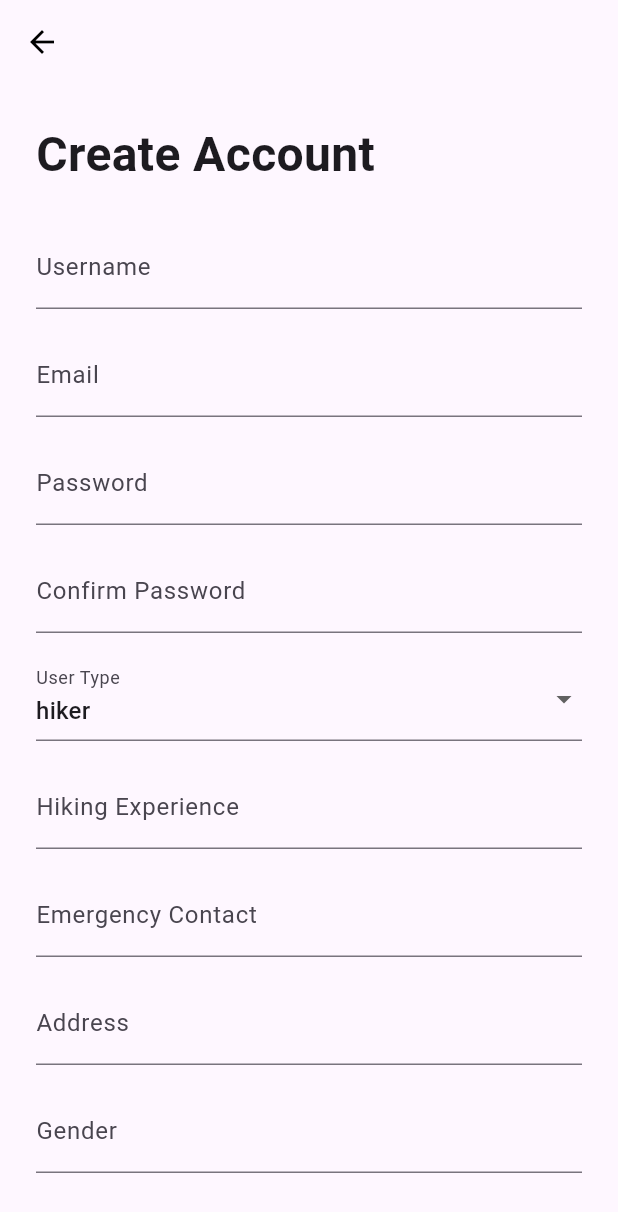
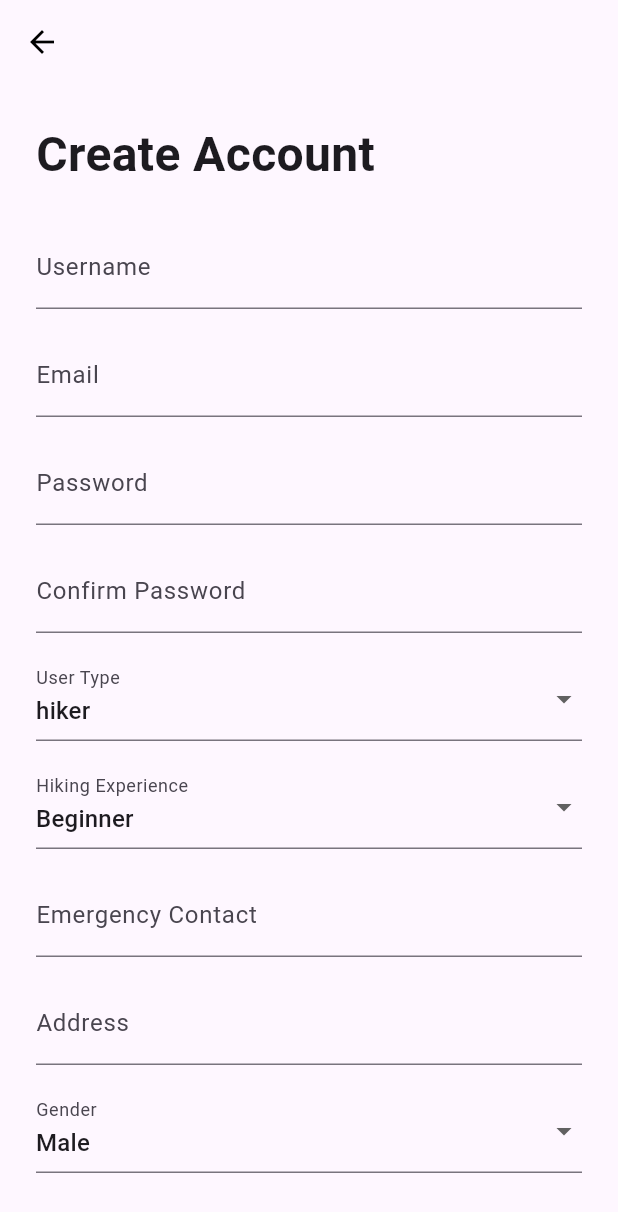
Before and after one commit to Prxshxn/Trialblaze, a Flutter app: the RegisterPage screen opened by its route, on a phone screen of 412 x 824 dp. Shown: the top 1212 px of the screen. Run offline on Flutter 3.47's test engine with Material 3 defaults, Android fonts, the phone set to English and light mode, and no system bars; our stand-ins replace email_validator, flutter_dotenv, fluttertoast, geolocator, shared_preferences, supabase_flutter; missing offline and left inert: mapbox_maps_flutter; accounts and stored records are empty.

Commit message:
added a dropdown to register page

```diff
--- a/lib/pages/register_page.dart
+++ b/lib/pages/register_page.dart
@@ -5,6 +5,8 @@ import 'package:createtrial/utils/validation_utils.dart';
 import 'package:createtrial/utils/toast_utils.dart';
 
 enum UserType { hiker, responder }
+enum HikingExperience { beginner, intermediate, expert }
+enum Gender { male, female }
 
 class RegisterPage extends StatefulWidget {
   const RegisterPage({super.key});
@@ -19,15 +21,36 @@ class _RegisterPageState extends State<RegisterPage> {
   final _emailController = TextEditingController();
   final _passwordController = TextEditingController();
   final _confirmPasswordController = TextEditingController();
-  final _hikingExperienceController = TextEditingController();
   final _emergencyContactController = TextEditingController();
   final _addressController = TextEditingController();
-  final _genderController = TextEditingController();
   final _ageController = TextEditingController();
   final _responderTypeController = TextEditingController();
   final _locationController = TextEditingController();
+
   UserType _userType = UserType.hiker;
+  HikingExperience _hikingExperience = HikingExperience.beginner;
+  Gender _gender = Gender.male;
   bool _isLoading = false;
+
+  String _getHikingExperienceString() {
+    switch (_hikingExperience) {
+      case HikingExperience.beginner:
+        return 'Beginner';
+      case HikingExperience.intermediate:
+        return 'Intermediate';
+      case HikingExperience.expert:
+        return 'Expert';
+    }
+  }
+
+  String _getGenderString() {
+    switch (_gender) {
+      case Gender.male:
+        return 'Male';
+      case Gender.female:
+        return 'Female';
+    }
+  }
 
   Future<void> _register() async {
     if (!_formKey.currentState!.validate()) {
@@ -54,10 +77,10 @@ class _RegisterPageState extends State<RegisterPage> {
               'email': _emailController.text,
               'username': _usernameController.text,
               'password': _passwordController.text,
-              'hikingExperience': _hikingExperienceController.text,
+              'hikingExperience': _getHikingExperienceString(),
               'emergencyContact': _emergencyContactController.text,
               'address': _addressController.text,
-              'gender': _genderController.text,
+              'gender': _getGenderString(),
               'age': int.parse(_ageController.text),
             }
           : {
@@ -179,15 +202,23 @@ class _RegisterPageState extends State<RegisterPage> {
                   ),
                   const SizedBox(height: 16),
                   if (_userType == UserType.hiker) ...[
-                    TextFormField(
-                      controller: _hikingExperienceController,
-                      decoration:
-                          const InputDecoration(labelText: 'Hiking Experience'),
-                      validator: ValidationUtils.validateHikingExperience,
-                      autovalidateMode: AutovalidateMode.onUserInteraction,
-                      textInputAction: TextInputAction.next,
-                      onEditingComplete: () =>
-                          FocusScope.of(context).nextFocus(),
+                    DropdownButtonFormField<HikingExperience>(
+                      value: _hikingExperience,
+                      onChanged: (HikingExperience? newValue) {
+                        setState(() {
+                          _hikingExperience = newValue!;
+                        });
+                      },
+                      items: HikingExperience.values.map((HikingExperience experience) {
+                        String displayText = experience.toString().split('.').last;
+                        // Capitalize first letter
+                        displayText = displayText[0].toUpperCase() + displayText.substring(1);
+                        return DropdownMenuItem<HikingExperience>(
+                          value: experience,
+                          child: Text(displayText),
+                        );
+                      }).toList(),
+                      decoration: const InputDecoration(labelText: 'Hiking Experience'),
                     ),
                     const SizedBox(height: 16),
                     TextFormField(
@@ -212,14 +243,23 @@ class _RegisterPageState extends State<RegisterPage> {
                           FocusScope.of(context).nextFocus(),
                     ),
                     const SizedBox(height: 16),
-                    TextFormField(
-                      controller: _genderController,
+                    DropdownButtonFormField<Gender>(
+                      value: _gender,
+                      onChanged: (Gender? newValue) {
+                        setState(() {
+                          _gender = newValue!;
+                        });
+                      },
+                      items: Gender.values.map((Gender gender) {
+                        String displayText = gender.toString().split('.').last;
+                        // Capitalize first letter
+                        displayText = displayText[0].toUpperCase() + displayText.substring(1);
+                        return DropdownMenuItem<Gender>(
+                          value: gender,
+                          child: Text(displayText),
+                        );
+                      }).toList(),
                       decoration: const InputDecoration(labelText: 'Gender'),
-                      validator: ValidationUtils.validateGender,
-                      autovalidateMode: AutovalidateMode.onUserInteraction,
-                      textInputAction: TextInputAction.next,
-                      onEditingComplete: () =>
-                          FocusScope.of(context).nextFocus(),
                     ),
                     const SizedBox(height: 16),
                     TextFormField(
```
Also changed, not shown: assets/images/kanye.jpg (added), 1 other file.
